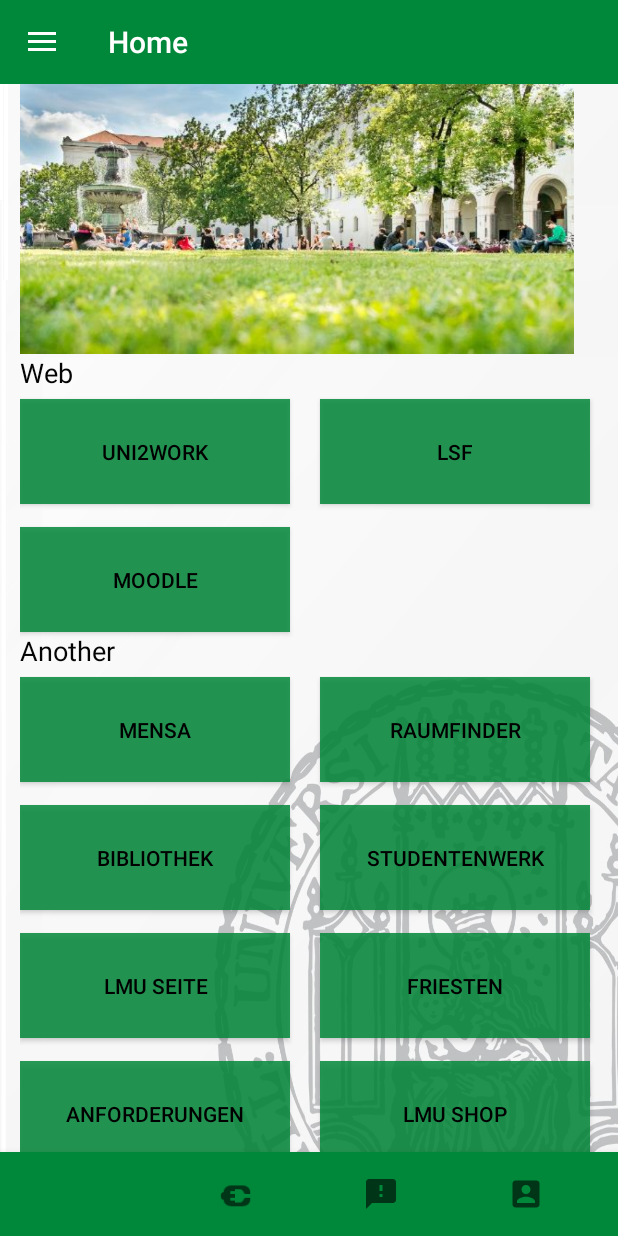
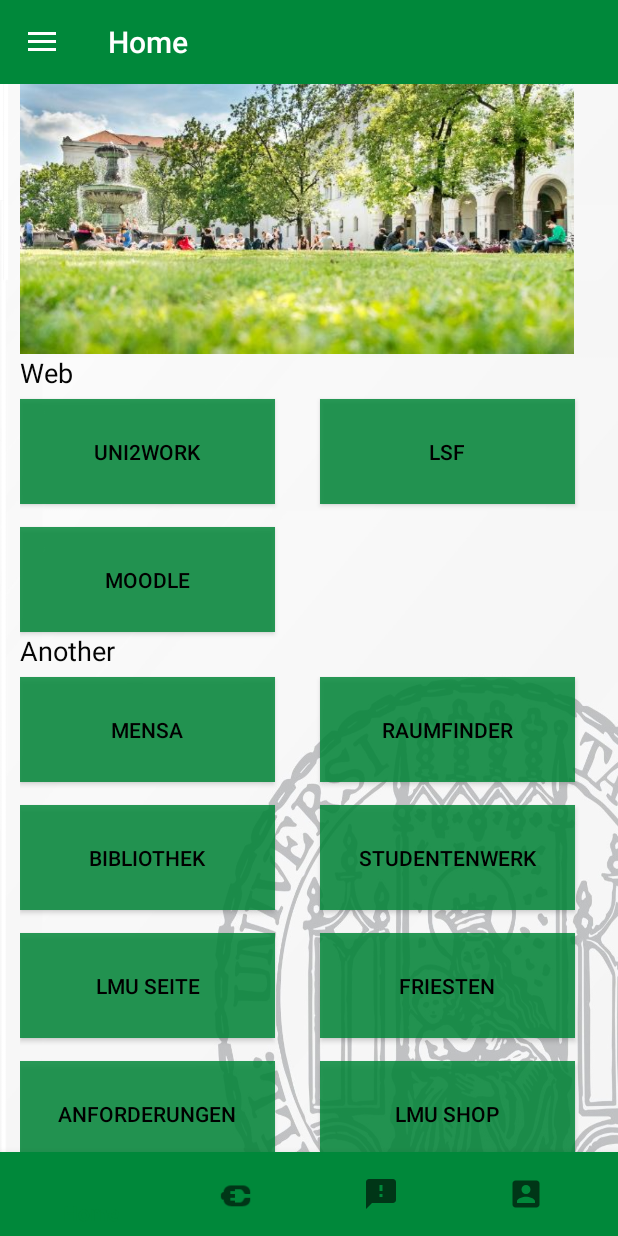
Before and after one commit to abistritchi/lmuapplast, an Android app: the screen it shows after launch (MainActivity), on a phone screen of 412 x 824 dp. Run offline under Robolectric (Android 15) with nearby library versions, the phone set to English and light mode, and no system bars; our stand-ins replace navigation-ui; libraries missing offline, so code that uses them is left out: com.codinginflow; 1 statement that could not run was skipped.

Commit message:
new photo mvv carcd + new style of the left row

```diff
--- a/app/src/main/java/com/codinginflow/LMUapp/HomeFragment.kt
+++ b/app/src/main/java/com/codinginflow/LMUapp/HomeFragment.kt
@@ -21,16 +21,15 @@
             override fun onTick(millisUntilFinished: Long) {
                 val s = millisUntilFinished/5000
                 if (button_weather_home!=null){
-                    if ((s % 10).mod(2)!=0){
+                    if ((s % 20).mod(2)!=0){
                         button_weather_home.setImageResource(R.drawable.weather)
                         SearchFragment.web_adress = "https://www.accuweather.com/en/de/munich/80331/weather-forecast/178086"
                     }
-                    if ((s % 10).mod(2)==0) {
+                    if ((s % 20).mod(2)==0) {
                         button_weather_home.setImageResource(R.drawable.lmu_building)
                         SearchFragment.web_adress = "https://www.lmu.de/de/index.html"
                     }
                 }
-
 
             }
 
--- a/app/src/main/res/layout/fragment_home.xml
+++ b/app/src/main/res/layout/fragment_home.xml
@@ -35,7 +35,7 @@
 
             <Button
                 android:id="@+id/button_uni2work"
-                android:layout_width="180dp"
+                android:layout_width="170dp"
                 android:layout_height="70dp"
                 android:background="@color/colorButton"
                 android:textColor="@color/colorText"
@@ -43,7 +43,7 @@
 
             <Button
                 android:id="@+id/button_lsf"
-                android:layout_width="180dp"
+                android:layout_width="170dp"
                 android:layout_height="70dp"
                 android:layout_marginLeft="200dp"
                 android:layout_marginTop="-70dp"
@@ -52,7 +52,7 @@
                 android:text="lsf" />
             <Button
                 android:id="@+id/button_moodle"
-                android:layout_width="180dp"
+                android:layout_width="170dp"
                 android:layout_height="70dp"
                 android:layout_marginTop="15dp"
                 android:background="@color/colorButton"
@@ -68,7 +68,7 @@
 
             <Button
                 android:id="@+id/button_mensa"
-                android:layout_width="180dp"
+                android:layout_width="170dp"
                 android:layout_height="70dp"
                 android:background="@color/colorButton"
                 android:textColor="@color/colorText"
@@ -76,7 +76,7 @@
 
             <Button
                 android:id="@+id/button_raumfinder"
-                android:layout_width="180dp"
+                android:layout_width="170dp"
                 android:layout_height="70dp"
                 android:layout_marginLeft="200dp"
                 android:layout_marginTop="-70dp"
@@ -86,7 +86,7 @@
 
             <Button
                 android:id="@+id/button_bibliothek"
-                android:layout_width="180dp"
+                android:layout_width="170dp"
                 android:layout_height="70dp"
                 android:layout_marginTop="15dp"
                 android:background="@color/colorButton"
@@ -95,7 +95,7 @@
 
             <Button
                 android:id="@+id/button_studentenwerk"
-                android:layout_width="180dp"
+                android:layout_width="170dp"
                 android:layout_height="70dp"
                 android:layout_marginLeft="200dp"
                 android:layout_marginTop="-70dp"
@@ -105,7 +105,7 @@
 
             <Button
                 android:id="@+id/button_lmuseite"
-                android:layout_width="180dp"
+                android:layout_width="170dp"
                 android:layout_height="70dp"
                 android:layout_marginTop="15dp"
                 android:background="@color/colorButton"
@@ -114,7 +114,7 @@
 
             <Button
                 android:id="@+id/button_friesten"
-                android:layout_width="180dp"
+                android:layout_width="170dp"
                 android:layout_height="70dp"
                 android:layout_marginLeft="200dp"
                 android:layout_marginTop="-70dp"
@@ -124,7 +124,7 @@
 
             <Button
                 android:id="@+id/button_anforderungen"
-                android:layout_width="180dp"
+                android:layout_width="170dp"
                 android:layout_height="70dp"
                 android:layout_marginTop="15dp"
                 android:background="@color/colorButton"
@@ -133,7 +133,7 @@
 
             <Button
                 android:id="@+id/button_shop"
-                android:layout_width="180dp"
+                android:layout_width="170dp"
                 android:layout_height="70dp"
                 android:layout_marginLeft="200dp"
                 android:layout_marginTop="-70dp"
@@ -143,7 +143,7 @@
 
             <Button
                 android:id="@+id/button_fakultaten"
-                android:layout_width="180dp"
+                android:layout_width="170dp"
                 android:layout_height="70dp"
                 android:layout_marginTop="15dp"
                 android:background="@color/colorButton"
@@ -152,7 +152,7 @@
 
             <Button
                 android:id="@+id/button_HomeMap"
-                android:layout_width="180dp"
+                android:layout_width="170dp"
                 android:layout_height="70dp"
                 android:layout_marginTop="15dp"
                 android:background="@color/colorButton"
--- a/app/src/main/res/layout/fragment_welcome.xml
+++ b/app/src/main/res/layout/fragment_welcome.xml
@@ -183,10 +183,11 @@
                 android:id="@+id/imageView3"
                 android:layout_width="match_parent"
                 android:layout_height="wrap_content"
-                android:src="@drawable/isarcard" />
+                android:src="@drawable/chipkarte_mvv" />
 
             <ImageView
                 android:id="@+id/imageView4"
+                android:layout_marginTop="20dp"
                 android:layout_width="match_parent"
                 android:layout_height="wrap_content"
                 android:src="@drawable/covid" />
@@ -195,6 +196,7 @@
                 android:id="@+id/button_lmucard"
                 android:layout_width="180dp"
                 android:layout_height="70dp"
+                android:layout_marginLeft="10dp"
                 android:layout_marginTop="50dp"
                 android:background="@color/colorButton"
                 android:textColor="@color/colorText"
@@ -213,6 +215,7 @@
                 android:id="@+id/button_sicherheits"
                 android:layout_width="180dp"
                 android:layout_height="70dp"
+                android:layout_marginLeft="10dp"
                 android:layout_marginTop="10dp"
                 android:background="@color/colorButton"
                 android:textColor="@color/colorText"
@@ -230,6 +233,8 @@
                 android:id="@+id/button_teams"
                 android:layout_width="180dp"
                 android:layout_height="70dp"
+
+                android:layout_marginLeft="10dp"
                 android:layout_marginTop="10dp"
                 android:background="@color/colorButton"
                 android:textColor="@color/colorText"
@@ -247,6 +252,7 @@
                 android:id="@+id/button_email"
                 android:layout_width="180dp"
                 android:layout_height="70dp"
+                android:layout_marginLeft="10dp"
                 android:layout_marginTop="10dp"
                 android:background="@color/colorButton"
                 android:textColor="@color/colorText"
@@ -264,6 +270,7 @@
                 android:id="@+id/button_confluence"
                 android:layout_width="180dp"
                 android:layout_height="70dp"
+                android:layout_marginLeft="10dp"
                 android:layout_marginTop="10dp"
                 android:background="@color/colorButton"
                 android:textColor="@color/colorText"
@@ -281,6 +288,7 @@
                 android:id="@+id/button_adobeid"
                 android:layout_width="180dp"
                 android:layout_height="70dp"
+                android:layout_marginLeft="10dp"
                 android:layout_marginTop="10dp"
                 android:background="@color/colorButton"
                 android:textColor="@color/colorText"
```
Also changed, not shown: app/src/main/res/drawable-v24/chipkarte_mvv.png (added).
